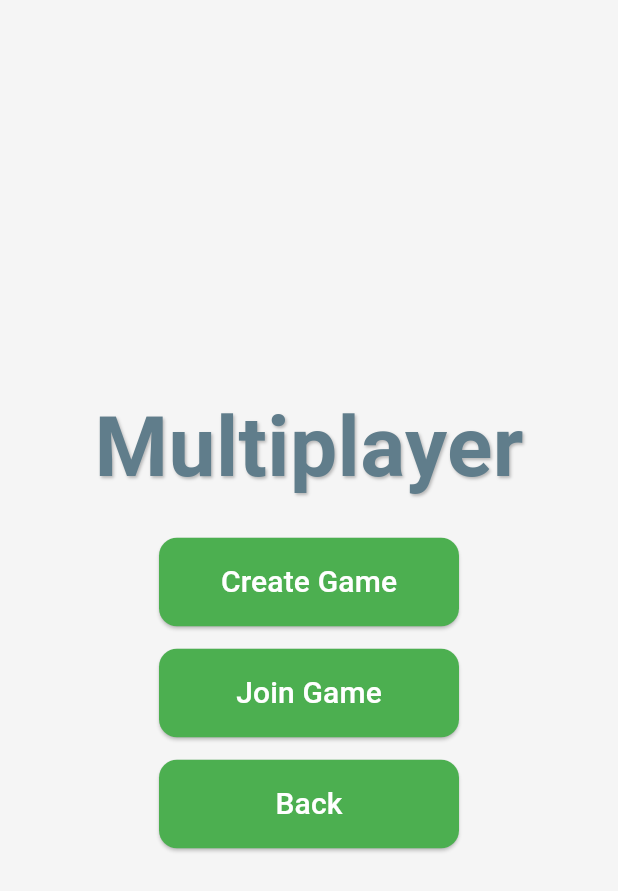
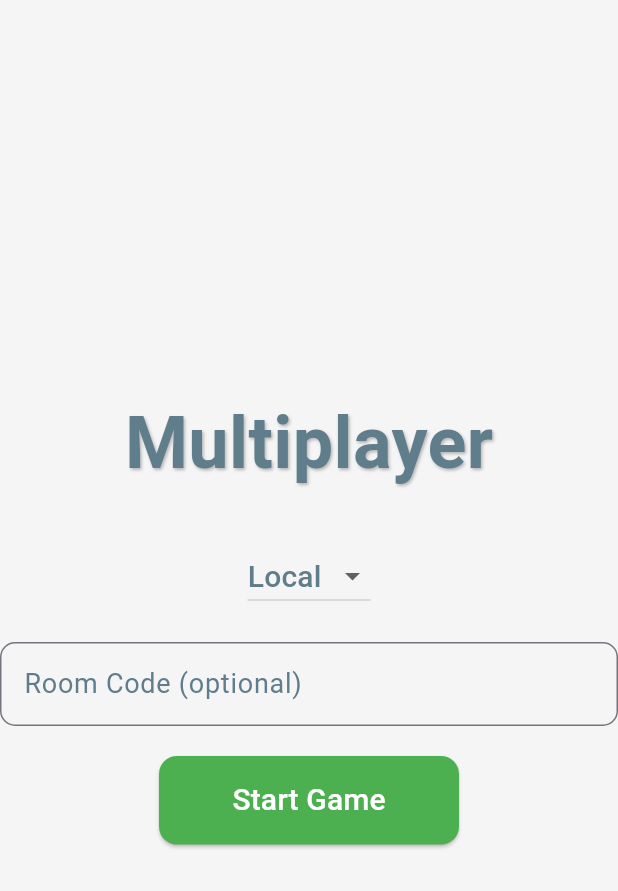
Before and after one commit to Poochie18/2-Players-6-Cups, a Flutter app: the screen it shows after launch, after a tap on "Multiplayer", on a phone screen of 412 x 824 dp. Shown: the top 891 px of the screen. Run offline on Flutter 3.47's test engine with Material 3 defaults, Android fonts, the phone set to English and light mode, and no system bars; our stand-ins replace shared_preferences.

Commit message:
Добавлен локальный мультиплеер через файл, упрощён подход, удалён WebSocket

```diff
--- a/lib/main.dart
+++ b/lib/main.dart
@@ -1,9 +1,9 @@
 import 'package:flutter/material.dart';
-import 'package:two_players_six_cups/screens/main_menu.dart';
-import 'package:two_players_six_cups/screens/difficulty_menu.dart';
-import 'package:two_players_six_cups/screens/game_screen.dart';
-import 'package:two_players_six_cups/screens/multiplayer_menu.dart';
-import 'package:two_players_six_cups/screens/settings_screen.dart';
+import 'screens/main_menu.dart';
+import 'screens/difficulty_menu.dart';
+import 'screens/multiplayer_menu.dart';
+import 'screens/game_screen.dart';
+import 'screens/settings_screen.dart';
 
 void main() {
   runApp(MyApp());
@@ -13,18 +13,25 @@ class MyApp extends StatelessWidget {
   @override
   Widget build(BuildContext context) {
     return MaterialApp(
-      title: '2 Players 6 Cups',
+      title: 'Two Players, Six Cups',
       theme: ThemeData(
-        primarySwatch: Colors.green,
-        scaffoldBackgroundColor: Colors.grey[100],
-        textTheme: TextTheme(bodyMedium: TextStyle(color: Colors.blueGrey)),
+        primarySwatch: Colors.blue,
       ),
       initialRoute: '/',
       routes: {
         '/': (context) => MainMenu(),
         '/difficulty': (context) => DifficultyMenu(),
-        '/game': (context) => GameScreen(gameMode: 'single', botDifficulty: ModalRoute.of(context)!.settings.arguments as String?),
         '/multiplayer': (context) => MultiplayerMenu(),
+        '/game': (context) {
+          final args = ModalRoute.of(context)!.settings.arguments as Map<String, dynamic>?;
+          return GameScreen(
+            gameMode: args?['gameMode'] as String? ?? 'single',
+            botDifficulty: args?['botDifficulty'] as String?,
+            roomCode: args?['roomCode'] as String?,
+            isLocal: args?['isLocal'] as bool?,
+            isHost: args?['isHost'] as bool?,
+          );
+        },
         '/settings': (context) => SettingsScreen(),
       },
     );
--- a/lib/screens/multiplayer_menu.dart
+++ b/lib/screens/multiplayer_menu.dart
@@ -1,6 +1,35 @@
 import 'package:flutter/material.dart';
+import 'package:path_provider/path_provider.dart';
 
-class MultiplayerMenu extends StatelessWidget {
+class MultiplayerMenu extends StatefulWidget {
+  @override
+  _MultiplayerMenuState createState() => _MultiplayerMenuState();
+}
+
+class _MultiplayerMenuState extends State<MultiplayerMenu> {
+  String _mode = 'Local'; // По умолчанию локальный мультиплеер
+  final _roomCodeController = TextEditingController();
+
+  void _startGame() {
+    final roomCode = _roomCodeController.text.trim();
+    Navigator.pushNamed(
+      context,
+      '/game',
+      arguments: {
+        'gameMode': 'multiplayer',
+        'roomCode': roomCode.isEmpty ? 'LOCAL123' : roomCode,
+        'isLocal': _mode == 'Local',
+        'isHost': true, // Локальный мультиплеер всегда начинается с хоста
+      },
+    );
+  }
+
+  @override
+  void dispose() {
+    _roomCodeController.dispose();
+    super.dispose();
+  }
+
   @override
   Widget build(BuildContext context) {
     return Scaffold(
@@ -12,91 +41,45 @@ class MultiplayerMenu extends StatelessWidget {
             Text(
               'Multiplayer',
               style: TextStyle(
-                fontSize: 56,
+                fontSize: 48,
                 color: Colors.blueGrey,
                 fontWeight: FontWeight.bold,
                 shadows: [Shadow(color: Colors.black26, offset: Offset(1, 1), blurRadius: 2)],
               ),
             ),
+            SizedBox(height: 30),
+            DropdownButton<String>(
+              value: _mode,
+              onChanged: (String? newValue) {
+                setState(() {
+                  _mode = newValue!;
+                });
+              },
+              items: <String>['Local', 'Online'].map<DropdownMenuItem<String>>((String value) {
+                return DropdownMenuItem<String>(
+                  value: value,
+                  child: Text(value, style: TextStyle(fontSize: 20, color: Colors.blueGrey)),
+                );
+              }).toList(),
+            ),
+            SizedBox(height: 20),
+            if (_mode == 'Local')
+              TextField(
+                controller: _roomCodeController,
+                decoration: InputDecoration(
+                  labelText: 'Room Code (optional)',
+                  labelStyle: TextStyle(color: Colors.blueGrey, fontSize: 18),
+                  border: OutlineInputBorder(borderRadius: BorderRadius.circular(10)),
+                ),
+              ),
             SizedBox(height: 20),
             SizedBox(
               width: 200,
               child: ElevatedButton(
-                onPressed: () {
-                  // Логика создания игры (временно пусто)
-                  Navigator.pushNamed(context, '/game', arguments: 'multi');
-                },
-                child: Text('Create Game', style: TextStyle(color: Colors.white, fontSize: 20)),
+                onPressed: _startGame,
+                child: Text('Start Game', style: TextStyle(color: Colors.white, fontSize: 20)),
                 style: ElevatedButton.styleFrom(
-                  padding: EdgeInsets.symmetric(vertical: 15),
-                  backgroundColor: Colors.green,
-                  shape: RoundedRectangleBorder(borderRadius: BorderRadius.circular(12)),
-                ),
-              ),
-            ),
-            SizedBox(height: 15),
-            SizedBox(
-              width: 200,
-              child: ElevatedButton(
-                onPressed: () {
-                  // Логика подключения к игре (временно пусто)
-                  showDialog(
-                    context: context,
-                    builder: (context) => AlertDialog(
-                      backgroundColor: Colors.white,
-                      shape: RoundedRectangleBorder(borderRadius: BorderRadius.circular(15)),
-                      title: Text('Join Game', style: TextStyle(fontSize: 24, fontWeight: FontWeight.bold, color: Colors.blueGrey)),
-                      content: TextField(
-                        decoration: InputDecoration(
-                          hintText: 'Enter code (6 digits)',
-                          border: OutlineInputBorder(borderRadius: BorderRadius.circular(10)),
-                        ),
-                        keyboardType: TextInputType.number,
-                        maxLength: 6,
-                      ),
-                      actions: [
-                        ElevatedButton(
-                          onPressed: () => Navigator.pop(context),
-                          child: Text('Cancel', style: TextStyle(color: Colors.white, fontSize: 18)),
-                          style: ElevatedButton.styleFrom(
-                            padding: EdgeInsets.symmetric(horizontal: 20, vertical: 10),
-                            backgroundColor: Colors.green,
-                            shape: RoundedRectangleBorder(borderRadius: BorderRadius.circular(12)),
-                          ),
-                        ),
-                        ElevatedButton(
-                          onPressed: () {
-                            // Логика подключения к комнате
-                            Navigator.pop(context);
-                            Navigator.pushNamed(context, '/game', arguments: 'multi');
-                          },
-                          child: Text('Connect', style: TextStyle(color: Colors.white, fontSize: 18)),
-                          style: ElevatedButton.styleFrom(
-                            padding: EdgeInsets.symmetric(horizontal: 20, vertical: 10),
-                            backgroundColor: Colors.green,
-                            shape: RoundedRectangleBorder(borderRadius: BorderRadius.circular(12)),
-                          ),
-                        ),
-                      ],
-                    ),
-                  );
-                },
-                child: Text('Join Game', style: TextStyle(color: Colors.white, fontSize: 20)),
-                style: ElevatedButton.styleFrom(
-                  padding: EdgeInsets.symmetric(vertical: 15),
-                  backgroundColor: Colors.green,
-                  shape: RoundedRectangleBorder(borderRadius: BorderRadius.circular(12)),
-                ),
-              ),
-            ),
-            SizedBox(height: 15),
-            SizedBox(
-              width: 200,
-              child: ElevatedButton(
-                onPressed: () => Navigator.pop(context),
-                child: Text('Back', style: TextStyle(color: Colors.white, fontSize: 20)),
-                style: ElevatedButton.styleFrom(
-                  padding: EdgeInsets.symmetric(vertical: 15),
+                  padding: EdgeInsets.symmetric(horizontal: 30, vertical: 15),
                   backgroundColor: Colors.green,
                   shape: RoundedRectangleBorder(borderRadius: BorderRadius.circular(12)),
                 ),
```
Also changed, not shown: lib/screens/game_screen.dart (+125 -152 lines), pubspec.yaml (+75 -5 lines), pubspec.lock, 1 other file.
